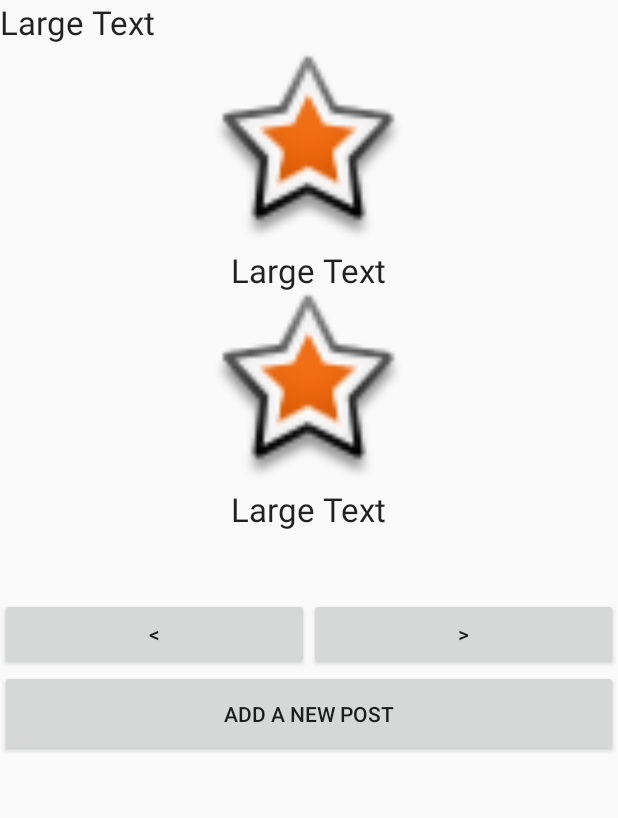
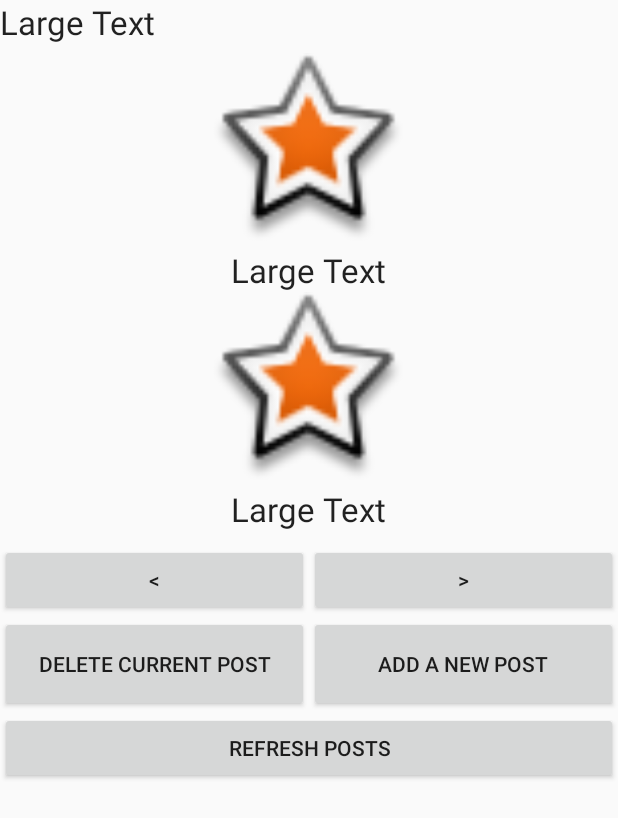
Before and after one commit to barakyaari/ChooserAndroid, an Android app: the screen it shows after launch (MainActivity), on a phone screen of 412 x 824 dp. Shown: the top 818 px of the screen. Run offline under Robolectric (Android 15) with nearby library versions, the phone set to English and light mode, and no system bars; 6 statements that could not run were skipped.

Commit message:
Latest fixes

```diff
--- a/app/src/main/res/layout/posts_view.xml
+++ b/app/src/main/res/layout/posts_view.xml
@@ -33,7 +33,7 @@
         <LinearLayout
             android:orientation="vertical"
             android:layout_width="match_parent"
-            android:layout_height="363dp">
+            android:layout_height="327dp">
 
             <ImageView
                 android:layout_width="130dp"
@@ -70,6 +70,7 @@
                 android:layout_alignParentRight="true"
                 android:layout_alignParentEnd="true"
                 android:layout_gravity="center" />
+
         </LinearLayout>
 
         <LinearLayout
@@ -107,22 +108,34 @@
         <LinearLayout
             android:orientation="horizontal"
             android:layout_width="match_parent"
-            android:layout_height="match_parent"
+            android:layout_height="64dp"
             android:layout_gravity="center_horizontal">
 
             <Button
-                android:layout_width="wrap_content"
-                android:layout_height="58dp"
+                android:layout_width="fill_parent"
+                android:layout_height="fill_parent"
+                android:text="Delete Current Post"
+                android:id="@+id/buttonDeleteCurrentPost"
+                android:layout_weight="0.5" />
+
+            <Button
+                android:layout_width="fill_parent"
+                android:layout_height="fill_parent"
                 android:text="Add A New Post"
                 android:id="@+id/addPostButton"
                 android:layout_below="@+id/buttonLeft"
                 android:layout_alignParentLeft="true"
                 android:layout_alignParentStart="true"
-                android:layout_marginTop="87dp"
-                android:layout_gravity="right"
-                android:layout_weight="0.14" />
+                android:layout_weight="0.5" />
 
         </LinearLayout>
 
+        <Button
+            android:layout_width="match_parent"
+            android:layout_height="wrap_content"
+            android:text="Refresh Posts"
+            android:id="@+id/buttonRefreshPosts"
+            android:layout_weight="0.14" />
+
     </LinearLayout>
 </LinearLayout>
```
